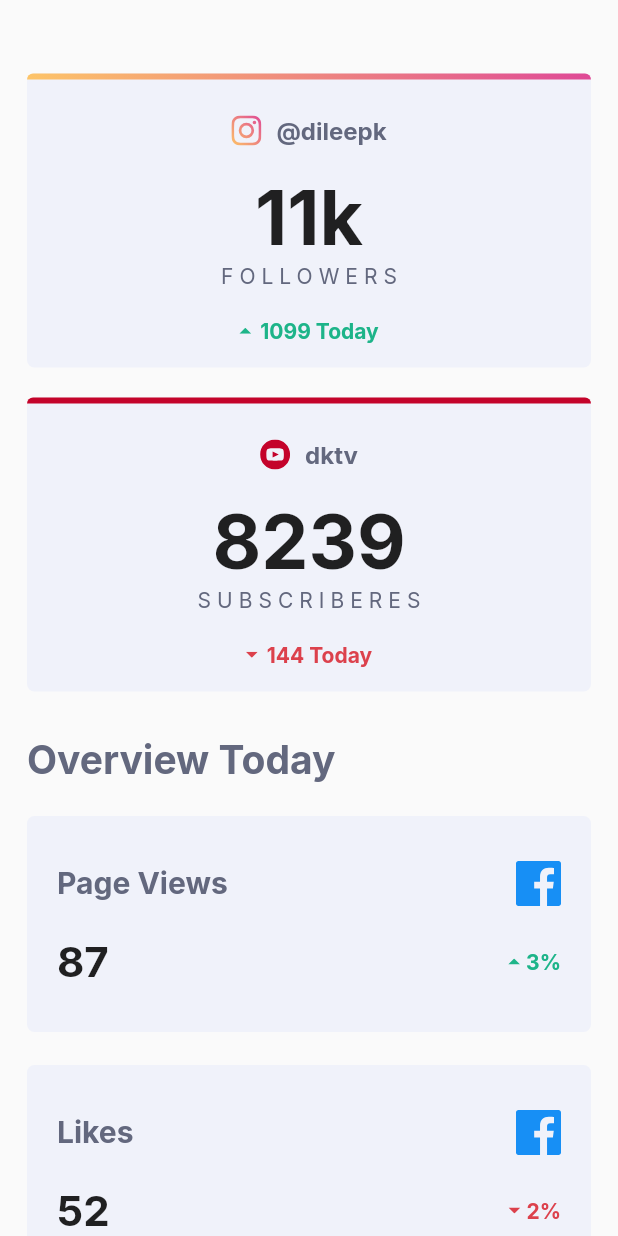
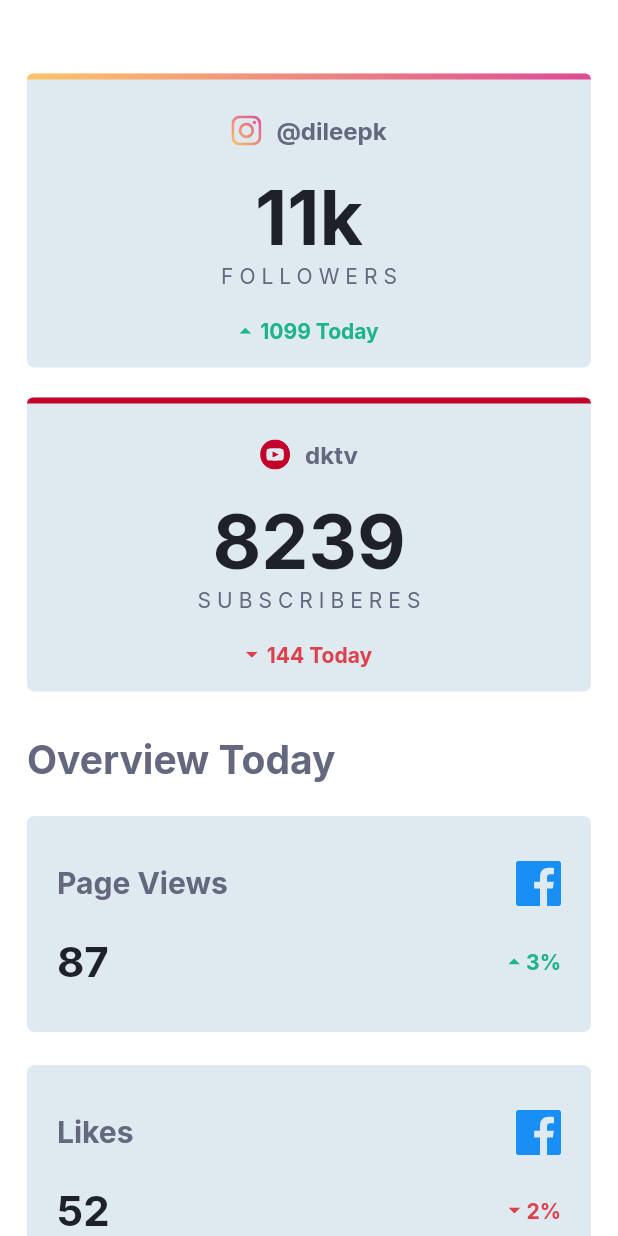
Before and after one commit to dileep9490/social_media_dashboard, a Flutter app: the screen it shows after launch, scrolled down 576 dp, on a phone screen of 412 x 824 dp. Run offline on Flutter 3.47's test engine with Material 2 defaults, Android fonts, the phone set to English and light mode, and no system bars; our stand-ins replace bloc, equatable, flutter_bloc, flutter_svg.

Commit message:
theme change implemented

```diff
--- a/lib/app.dart
+++ b/lib/app.dart
@@ -1,20 +1,24 @@
 import 'package:flutter/material.dart';
+import 'package:flutter_bloc/flutter_bloc.dart';
 import 'package:social_media_dashboard/dashboard/views/home_page.dart';
+
+
+import 'theme/bloc/app_theme_bloc.dart';
 
 class MyApp extends StatelessWidget {
   const MyApp({Key? key}) : super(key: key);
 
   @override
   Widget build(BuildContext context) {
-    return MaterialApp(
-      debugShowCheckedModeBanner: false,
-      title: 'Social DashBoard App',
-      theme: ThemeData(
-          fontFamily: 'Inter',
-          textTheme: const TextTheme(
-              bodyText1: TextStyle(fontWeight: FontWeight.w400),
-              bodyText2: TextStyle(fontWeight: FontWeight.w700))),
-      home: const HomePage(),
+    return BlocBuilder<AppThemeBloc, AppThemeState>(
+      builder: (context, state) {
+        return MaterialApp(
+          debugShowCheckedModeBanner: false,
+          title: 'Social DashBoard App',
+          theme: state.theme,
+          home: const HomePage(),
+        );
+      },
     );
   }
 }
--- a/lib/dashboard/views/home_page.dart
+++ b/lib/dashboard/views/home_page.dart
@@ -1,8 +1,11 @@
 import 'package:flutter/material.dart';
+import 'package:flutter_bloc/flutter_bloc.dart';
 import 'package:flutter_svg/flutter_svg.dart';
 
 import 'package:social_media_dashboard/const.dart';
 import 'package:social_media_dashboard/dashboard/widgets/dashboard_widget.dart';
+import 'package:social_media_dashboard/theme/app_theme.dart';
+import 'package:social_media_dashboard/theme/bloc/app_theme_bloc.dart';
 
 import '../widgets/overview_widget.dart';
 
@@ -11,16 +14,24 @@ class HomePage extends StatelessWidget {
 
   @override
   Widget build(BuildContext context) {
-    return const SafeArea(
+    return SafeArea(
       child: Scaffold(
-        body: _HomePageView(),
+        backgroundColor: Theme.of(context).backgroundColor,
+        body: const _HomePageView(),
       ),
     );
   }
 }
 
-class _HomePageView extends StatelessWidget {
+class _HomePageView extends StatefulWidget {
   const _HomePageView({Key? key}) : super(key: key);
+
+  @override
+  State<_HomePageView> createState() => _HomePageViewState();
+}
+
+class _HomePageViewState extends State<_HomePageView> {
+  bool _isThemeSwitch = false;
 
   @override
   Widget build(BuildContext context) {
@@ -58,9 +69,18 @@ class _HomePageView extends StatelessWidget {
                   style: theme.textTheme.bodyText2!.copyWith(color: lightText1),
                 ),
                 Switch(
-                    value: false,
+                    value: _isThemeSwitch,
                     onChanged: (value) {
-                      //TODO: make it gradient when true
+                      _isThemeSwitch = value;
+
+                      if (_isThemeSwitch) {
+                        BlocProvider.of<AppThemeBloc>(context)
+                            .add(AppThemeEvent(theme: AppTheme.darkTheme));
+                      } else {
+                        BlocProvider.of<AppThemeBloc>(context)
+                            .add(AppThemeEvent(theme: AppTheme.lightTheme));
+                      }
+
                     }),
               ],
             ),
--- a/lib/dashboard/widgets/dashboard_widget.dart
+++ b/lib/dashboard/widgets/dashboard_widget.dart
@@ -32,9 +32,9 @@ class Dashboard_Widget extends StatelessWidget {
   Widget build(BuildContext context) {
     return Container(
       margin: const EdgeInsets.symmetric(vertical: 10),
-      decoration: const BoxDecoration(
-          color: topLightBG,
-          borderRadius: BorderRadius.all(Radius.circular(5))),
+      decoration: BoxDecoration(
+          color: theme.cardColor,
+          borderRadius: const BorderRadius.all(Radius.circular(5))),
       child: Column(
           crossAxisAlignment: CrossAxisAlignment.center,
           mainAxisAlignment: MainAxisAlignment.spaceBetween,
--- a/lib/dashboard/widgets/overview_widget.dart
+++ b/lib/dashboard/widgets/overview_widget.dart
@@ -28,7 +28,7 @@ class OverView_widget extends StatelessWidget {
     return Container(
       decoration: BoxDecoration(
         borderRadius: BorderRadius.circular(5),
-        color: topLightBG,
+        color: theme.cardColor,
       ),
       margin: const EdgeInsets.only(top: 22),
       padding: const EdgeInsets.symmetric(horizontal: 20, vertical: 30),
--- a/lib/main.dart
+++ b/lib/main.dart
@@ -1,6 +1,11 @@
 import 'package:flutter/cupertino.dart';
 import 'package:social_media_dashboard/app.dart';
+import 'package:social_media_dashboard/theme/bloc/app_theme_bloc.dart';
+import 'package:flutter_bloc/flutter_bloc.dart';
 
 void main() {
-  runApp(const MyApp());
+  runApp(BlocProvider(
+    create: (context) => AppThemeBloc(),
+    child: const MyApp(),
+  ));
 }
```
